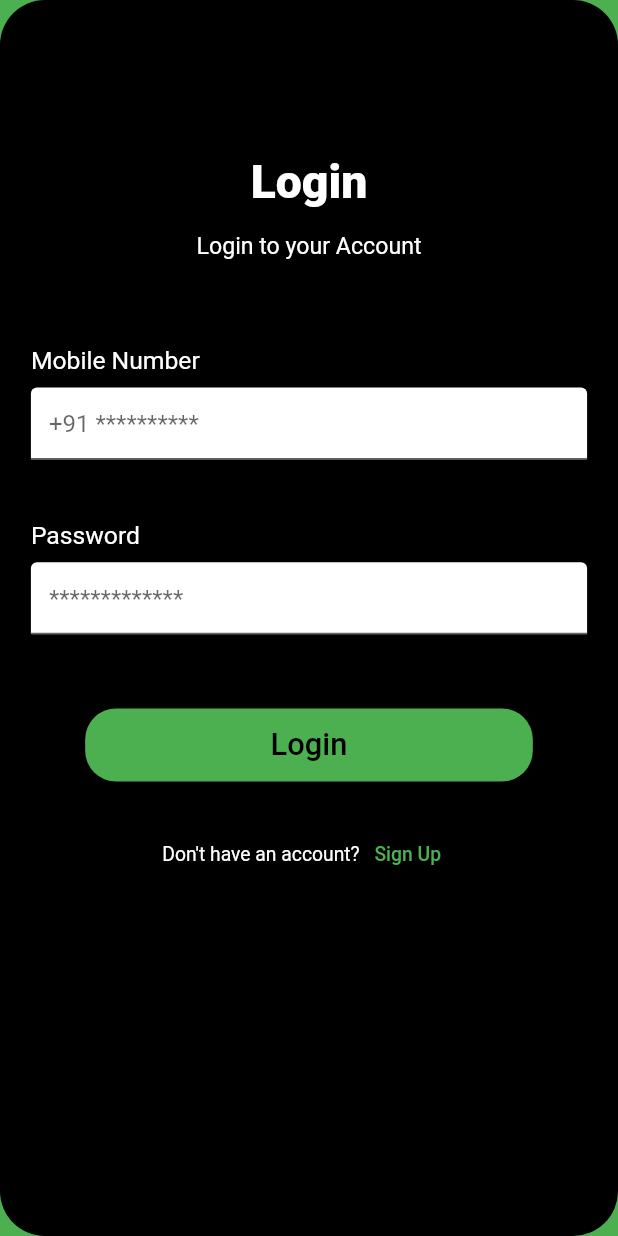
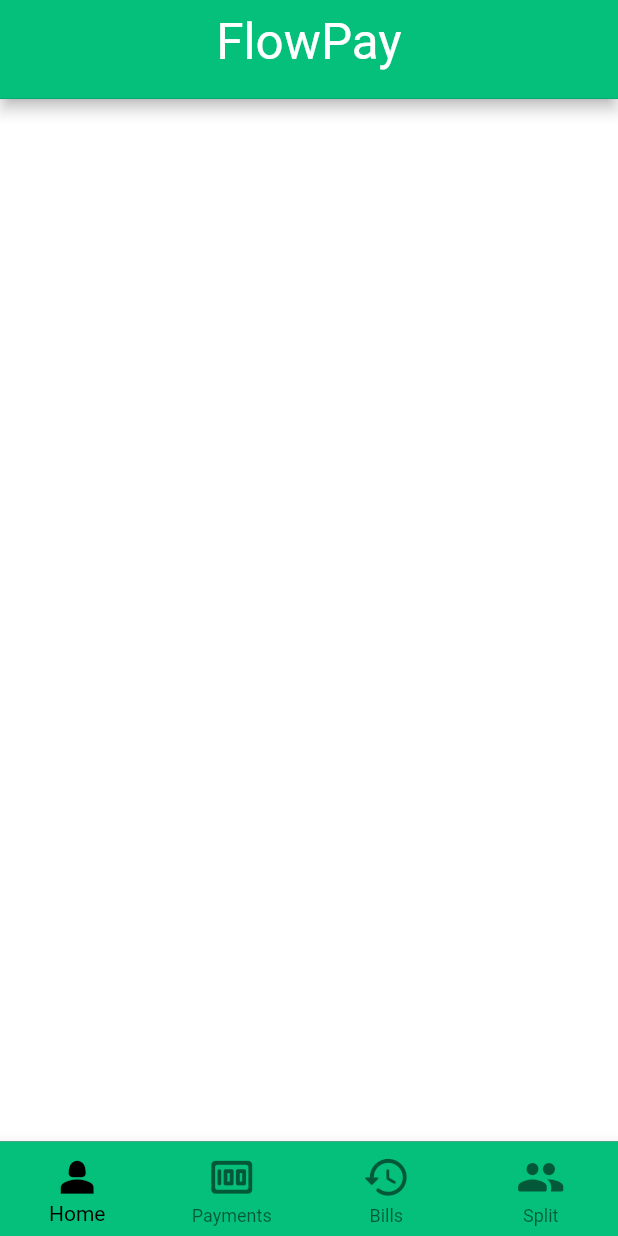
Before and after one commit to Laxmi-Sreenivas/flowpay, a Flutter app: the LoginPage screen opened directly, after a tap on "Login", on a phone screen of 412 x 824 dp. Run offline on Flutter 3.47's test engine with Material 2 defaults, Android fonts, the phone set to English and light mode, and no system bars.

Commit message:
Page Template Done

```diff
--- a/lib/Login/loginpage.dart
+++ b/lib/Login/loginpage.dart
@@ -1,6 +1,7 @@
 import 'package:flowpay/Login/options.dart';
 import 'package:flowpay/Login/textbox.dart';
 import 'package:flowpay/Login/topinfo.dart';
+import 'package:flowpay/Template/templatepage.dart';
 import 'package:flutter/material.dart';
 
 class LoginPage extends StatefulWidget {
@@ -21,13 +22,23 @@ class _LoginPageState extends State<LoginPage> {
     super.dispose();
   }
 
+  void toPagTemplate(){
+    Navigator.pushAndRemoveUntil(
+    context,
+    MaterialPageRoute(builder: (BuildContext context) => PageTemplate()),
+    (Route<dynamic> route) => false);
+  }
+
   void login() {
     String mobileNo = mobileField.text;
     String passwd = passwdField.text;
 
-    //To Be Commented
+    //To Be Commented + Backend Implementation Required
     print(mobileNo);
     print(passwd);
+
+    // If Valid Login
+    toPagTemplate();
   }
 
   @override
--- /dev/null
+++ b/lib/Template/navbar.dart
@@ -0,0 +1,31 @@
+import 'package:flutter/material.dart';
+
+class NavBar extends StatelessWidget {
+  final double size;
+  final Function update;
+  final int navIndex;
+  const NavBar({super.key, required this.size,required this.navIndex,required this.update});
+
+  @override
+  Widget build(BuildContext context) {
+    const Color color = Color.fromARGB(255, 4, 192, 123);
+
+    return BottomNavigationBar(
+      type: BottomNavigationBarType.fixed,
+      backgroundColor: color,
+      selectedItemColor: Colors.black,
+      currentIndex: navIndex,
+      onTap: (index) => update(index),
+      items: [
+        BottomNavigationBarItem(
+            icon: Icon(Icons.person_2, size: size), label: "Home"),
+        BottomNavigationBarItem(
+            icon: Icon(Icons.money_rounded, size: size), label: "Payments"),
+        BottomNavigationBarItem(
+            icon: Icon(Icons.history_rounded, size: size), label: "Bills"),
+        BottomNavigationBarItem(
+            icon: Icon(Icons.group_rounded, size: size), label: "Split"),
+      ],
+    );
+  }
+}
--- /dev/null
+++ b/lib/Template/templatepage.dart
@@ -0,0 +1,46 @@
+import 'package:flowpay/Template/navbar.dart';
+import 'package:flowpay/Template/topbar.dart';
+import 'package:flowpay/Transactions/transactionpage.dart';
+import 'package:flutter/material.dart';
+
+class PageTemplate extends StatefulWidget {
+  const PageTemplate({super.key});
+
+  @override
+  State<PageTemplate> createState() => _PageTemplateState();
+}
+
+class _PageTemplateState extends State<PageTemplate> {
+  int pageIndex = 0;
+  List pages = [ //To Be Replaced By Actual Pages
+    Container(color: Colors.white),
+    Container(color: Colors.yellow),
+    TransacationPage(),
+    Container(color: Colors.red)
+  ];
+
+  void moveToIndex(int index) {
+    setState(() {
+      pageIndex = index;
+    });
+  }
+
+  @override
+  Widget build(BuildContext context) {
+    double appBarSize = MediaQuery.of(context).size.height * 0.08;
+    double navBarSize = MediaQuery.of(context).size.height * 0.04;
+
+    return Scaffold(
+      backgroundColor:Colors.black,
+      appBar: TopBar(
+        size: appBarSize,
+      ),
+      body: pages.elementAt(pageIndex),
+      bottomNavigationBar: NavBar(
+        size: navBarSize,
+        navIndex: pageIndex,
+        update: moveToIndex,
+      ),
+    );
+  }
+}
--- /dev/null
+++ b/lib/Template/topbar.dart
@@ -0,0 +1,26 @@
+import 'package:flutter/material.dart';
+
+class TopBar extends StatelessWidget implements PreferredSizeWidget {
+  final double size;
+  const TopBar({super.key,required this.size});
+
+  @override
+  Widget build(BuildContext context) {
+
+    return AppBar(
+      centerTitle: true,
+      backgroundColor: const Color.fromARGB(255, 4, 192, 123),
+      title: Text(
+        "FlowPay",
+        style: TextStyle(
+          color: Colors.white,
+          fontSize: size/2,
+          fontWeight: FontWeight.w400,
+        ),
+      ),
+    );
+  }
+
+  @override
+  Size get preferredSize => Size.fromHeight(size);
+}
```
Also changed, not shown: lib/Transactions/balancecard.dart (added, +39 -0 lines), lib/Transactions/history.dart (added, +10 -0 lines), lib/Transactions/transactionpage.dart (added, +20 -0 lines).
